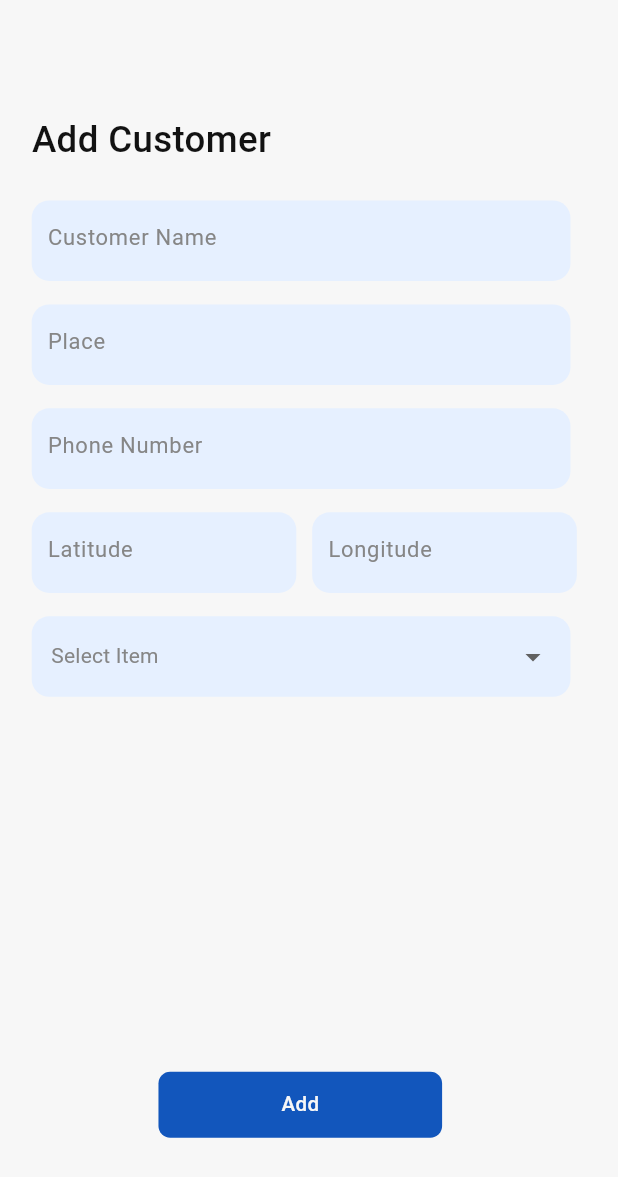
After one commit to safeer122/Water_Purifier, a Flutter app: the BottomNavigation screen opened directly, item 2 of the bottom bar chosen, after a tap on "Add New", on a phone screen of 412 x 824 dp. The commit adds this screen. Shown: the top 1177 px of the screen. Run offline on Flutter 3.47's test engine with Material 3 defaults, Android fonts, the phone set to English and light mode, and no system bars; drawn by our look-alikes of dropdown_button2; our stand-ins replace flutter_screenutil.

Commit message:
second commit

```diff
--- /dev/null
+++ b/lib/Ui/Add_costumer.dart
@@ -0,0 +1,253 @@
+import 'package:dropdown_button2/dropdown_button2.dart';
+import 'package:flutter/material.dart';
+import 'package:flutter_screenutil/flutter_screenutil.dart';
+class Addcustomer extends StatefulWidget {
+  const Addcustomer({super.key});
+
+  @override
+  State<Addcustomer> createState() => _AddcustomerState();
+}
+
+class _AddcustomerState extends State<Addcustomer> {
+  final List<String> items = [
+    'Aquaguard RO Water Purifier',
+    'KENT Supreme',
+    'Pureit RO Water Purifier',
+    'Aquaguard ASTOR RO',
+    "Livpure",
+    "Tata Swach 445666 12 L Ro Water Purifier"
+  ];
+  String? selectedValue;
+  @override
+  Widget build(BuildContext context) {
+    return Scaffold(
+               backgroundColor: Color(0xffF7F7F7),
+      body: SingleChildScrollView(
+        child: Padding(
+          padding:EdgeInsets.only(left: 20.w
+          ,top: 77.h),
+          child: Column(crossAxisAlignment: CrossAxisAlignment.start,
+            children: [
+              Text("Add Customer",
+              style: TextStyle(
+                fontWeight: FontWeight.w500,
+                fontSize: 25.sp,
+                color: Color(0xff121212)
+              ),),
+              SizedBox(height: 24.h,),
+              Container(
+                width: 340.w,
+                height: 55.h,
+                decoration: BoxDecoration(
+                  color: Color(0xffE6F0FF),
+                  borderRadius: BorderRadius.circular(12.r),
+                ),
+                child:
+                Padding(
+                  padding: EdgeInsets.only(left: 10.w),
+                  child: SizedBox(
+                    width: 300.w,
+                    child: TextFormField(
+                      decoration: InputDecoration(
+                          hintText: "Customer Name",
+                          hintStyle: TextStyle(
+                              fontWeight: FontWeight.w400,
+                              fontSize: 15.sp,
+                              color: Color(0xff868686)),
+                          focusedBorder: InputBorder.none,
+                          enabledBorder: InputBorder.none,
+                          disabledBorder: InputBorder.none),
+                    ),
+                  ),
+                ),
+              ),
+              SizedBox(height: 16.h,),
+              Container(
+                width: 340.w,
+                height: 55.h,
+                decoration: BoxDecoration(
+                  color: Color(0xffE6F0FF),
+                  borderRadius: BorderRadius.circular(12.r),
+                ),
+                child:
+                Padding(
+                  padding: EdgeInsets.only(left: 10.w),
+                  child: SizedBox(
+                    width: 300.w,
+                    child: TextFormField(
+                      decoration: InputDecoration(
+                          hintText: "Place",
+                          hintStyle: TextStyle(
+                              fontWeight: FontWeight.w400,
+                              fontSize: 15.sp,
+                              color: Color(0xff868686)),
+                          focusedBorder: InputBorder.none,
+                          enabledBorder: InputBorder.none,
+                          disabledBorder: InputBorder.none),
+                    ),
+                  ),
+                ),
+              ),
+              SizedBox(height: 16.h,),
+              Container(
+                width: 340.w,
+                height: 55.h,
+                decoration: BoxDecoration(
+                  color: Color(0xffE6F0FF),
+                  borderRadius: BorderRadius.circular(12.r),
+                ),
+                child:
+                Padding(
+                  padding: EdgeInsets.only(left: 10.w),
+                  child: SizedBox(
+                    width: 300.w,
+                    child: TextFormField(
+                      decoration: InputDecoration(
+                          hintText: "Phone Number",
+                          hintStyle: TextStyle(
+                              fontWeight: FontWeight.w400,
+                              fontSize: 15.sp,
+                              color: Color(0xff868686)),
+                          focusedBorder: InputBorder.none,
+                          enabledBorder: InputBorder.none,
+                          disabledBorder: InputBorder.none),
+                    ),
+                  ),
+                ),
+              ),
+              SizedBox(height: 16.h,),
+              Row(
+                children: [
+                  Container(
+                    width: 167.w,
+                    height: 55.h,
+                    decoration: BoxDecoration(
+                      color: Color(0xffE6F0FF),
+                      borderRadius: BorderRadius.circular(12.r),
+                    ),
+                    child:
+                    Padding(
+                      padding: EdgeInsets.only(left: 10.w),
+                      child: SizedBox(
+                        width: 150.w,
+                        child: TextFormField(
+                          decoration: InputDecoration(
+                              hintText: "Latitude",
+                              hintStyle: TextStyle(
+                                  fontWeight: FontWeight.w400,
+                                  fontSize: 15.sp,
+                                  color: Color(0xff868686)),
+                              focusedBorder: InputBorder.none,
+                              enabledBorder: InputBorder.none,
+                              disabledBorder: InputBorder.none),
+                        ),
+                      ),
+                    ),
+                  ),
+                  SizedBox(width: 10.w,),
+                  Container(
+                    width: 167.w,
+                    height: 55.h,
+                    decoration: BoxDecoration(
+                      color: Color(0xffE6F0FF),
+                      borderRadius: BorderRadius.circular(12.r),
+                    ),
+                    child:
+                    Padding(
+                      padding: EdgeInsets.only(left: 10.w),
+                      child: SizedBox(
+                        width: 150.w,
+                        child: TextFormField(
+                          decoration: InputDecoration(
+                              hintText: "Longitude",
+                              hintStyle: TextStyle(
+                                  fontWeight: FontWeight.w400,
+                                  fontSize: 15.sp,
+                                  color: Color(0xff868686)),
+                              focusedBorder: InputBorder.none,
+                              enabledBorder: InputBorder.none,
+                              disabledBorder: InputBorder.none),
+                        ),
+                      ),
+                    ),
+                  ),
+                ],
+              ),
+              SizedBox(height: 16.h,),
+              Container(
+                width: 340.w,
+                height: 55.h,
+                decoration: BoxDecoration(
+                  color: Color(0xffE6F0FF),
+                  borderRadius: BorderRadius.circular(12.r),
+                ),
+                child:
+                DropdownButtonHideUnderline(
+                  child: DropdownButton2<String>(
+                    isExpanded: true,
+                    hint: Text(
+                      'Select Item',
+                      style: TextStyle(
+                        fontSize: 14,
+                        fontWeight: FontWeight.w400,
+                        color: Color(0xff868686),
+                      ),
+                    ),
+                    items: items
+                        .map((String item) => DropdownMenuItem<String>(
+                      value: item,
+                      child: Text(
+                        item,
+                        maxLines: 1,
+                        overflow: TextOverflow.ellipsis,
+                        style: TextStyle(
+                          fontSize: 14,
+                          fontWeight: FontWeight.w400,
+                          color: Color(0xff656565)
+                        ),
+                      ),
+
+                    ))
+                        .toList(),
+                    value: selectedValue,
+                    onChanged: (String? value) {
+                      setState(() {
+                        selectedValue = value;
+                      });
+                    },
+                    buttonStyleData: const ButtonStyleData(
+                      padding: EdgeInsets.symmetric(horizontal: 13),
+                      height: 40,
+                      width: 140,
+                    ),
+                    menuItemStyleData: const MenuItemStyleData(
+                      height: 40,
+
+                    ),
+                  ),
+                ),
+              ),
+              Padding(
+                padding:EdgeInsets.only(left: 80.w,top: 250),
+                child: Container(
+                  width: 179.w,
+                  height: 45.h,
+                  alignment: Alignment.center,
+                  decoration: BoxDecoration(
+                    color: Color(0xff1256BC),
+                    borderRadius: BorderRadius.circular(8.r)
+                  ),
+                  child: Text("Add",style: TextStyle(
+                    fontWeight: FontWeight.w500,
+                    fontSize: 14.sp,
+                    color: Color(0xffF7F7F7)
+                  ),),
+                ),
+              )
+            ],
+          ),
+        ),
+      ),
+    );
+  }
+}
--- /dev/null
+++ b/lib/Ui/Bottomnavigation.dart
@@ -0,0 +1,59 @@
+import 'package:flutter/material.dart';
+import 'package:water_purifier/Ui/Dues.dart';
+import 'package:water_purifier/Ui/customer.dart';
+import 'package:water_purifier/Ui/services.dart';
+import 'package:water_purifier/Ui/test.dart';
+class BottomNavigation extends StatefulWidget {
+  const BottomNavigation({super.key});
+
+  @override
+  State<BottomNavigation> createState() => _BottomNavigationState();
+}
+int _currentIndex=0;
+final screens=[Homepage(),Customer(),Dues(),Test()];
+class _BottomNavigationState extends State<BottomNavigation> {
+  @override
+  Widget build(BuildContext context) {
+    return Scaffold(
+      bottomNavigationBar: BottomNavigationBar(
+        type: BottomNavigationBarType.fixed,
+        showSelectedLabels: true,
+        showUnselectedLabels: true,
+        selectedItemColor: Color(0xff1256BC),
+        backgroundColor: Color(0xffF7F7F7),
+        selectedFontSize: 12,
+        unselectedFontSize: 12,
+        iconSize: 28,
+        currentIndex: _currentIndex,
+        items: [
+          BottomNavigationBarItem(
+            label: "SERVICE",
+            icon: ImageIcon(AssetImage("asset/Service.png")),
+            activeIcon: ImageIcon(AssetImage("asset/Service1.png"))
+
+          ),
+          BottomNavigationBarItem(
+              label: "CUSTOMER",
+            icon: ImageIcon(AssetImage("asset/people.png")),
+              activeIcon: ImageIcon(AssetImage("asset/Costumer.png"))
+          ),
+          BottomNavigationBarItem(
+            label: "DUES",
+            icon: ImageIcon(AssetImage("asset/Dues.png")),
+              activeIcon: ImageIcon(AssetImage("asset/Dues1.png"))
+          ),
+          BottomNavigationBarItem(
+            label: "TEST",
+            icon: ImageIcon(AssetImage("asset/Test.png")),
+              activeIcon: ImageIcon(AssetImage("asset/Test1.png"))
+          ),
+        ],
+        onTap: (index){
+          setState(() {
+            _currentIndex =index;
+          });
+        },
+      ), body: screens[_currentIndex],
+    );
+  }
+}
--- a/lib/Ui/Login_page.dart
+++ b/lib/Ui/Login_page.dart
@@ -3,6 +3,8 @@ import 'dart:developer';
 import 'package:flutter/material.dart';
 import 'package:flutter_screenutil/flutter_screenutil.dart';
 import 'package:water_purifier/Ui/services.dart';
+
+import 'Bottomnavigation.dart';
 class Loginpage extends StatefulWidget {
   const Loginpage({super.key});
 
@@ -93,7 +95,7 @@ class _LoginpageState extends State<Loginpage> {
                         child: GestureDetector(
                           onTap: (){
                             Navigator.of(context)
-                                .push(MaterialPageRoute(builder: (_)=>Services()));
+                                .push(MaterialPageRoute(builder: (_)=>BottomNavigation()));
                           },
                           child: Container(
                             width: 230.w,
--- /dev/null
+++ b/lib/Ui/customer.dart
@@ -0,0 +1,161 @@
+import 'package:flutter/material.dart';
+import 'package:flutter_screenutil/flutter_screenutil.dart';
+import 'package:water_purifier/Ui/Add_costumer.dart';
+
+class Customer extends StatefulWidget {
+  const Customer({super.key});
+
+  @override
+  State<Customer> createState() => _CustomerState();
+}
+
+class _CustomerState extends State<Customer> {
+  @override
+  Widget build(BuildContext context) {
+    return Scaffold(
+      backgroundColor: Color(0xffF7F7F7),
+      body: Padding(
+        padding: EdgeInsets.only(left: 20.w, top: 70.h,right: 20.w),
+        child: Column(
+          children: [
+            Row(
+              children: [
+                Container(
+                  width: 242.w,
+                  height: 44.h,
+                  decoration: BoxDecoration(
+                      color: Color(0xffE6F0FF),
+                      borderRadius: BorderRadius.circular(8.r)),
+                  child: Row(
+                    children: [
+                      SizedBox(
+                        width: 10.w,
+                      ),
+                      Icon(
+                        Icons.search_rounded,
+                        color: Color(0xff999999),
+                        size: 28.h,
+                      ),
+                      SizedBox(
+                        width: 5.w,
+                      ),
+                      SizedBox(
+                        width: 190.w,
+                        child: TextFormField(
+                          decoration: InputDecoration(
+                              hintText: "search customer",
+                              hintStyle: TextStyle(
+                                  fontWeight: FontWeight.w400,
+                                  fontSize: 16.sp,
+                                  color: Color(0xff999999)),
+                              focusedBorder: InputBorder.none,
+                              enabledBorder: InputBorder.none,
+                              disabledBorder: InputBorder.none),
+                        ),
+                      ),
+                    ],
+                  ),
+                ),
+                SizedBox(width: 20.w,),
+                GestureDetector(
+                  onTap: (){
+                    Navigator.of(context)
+                        .push(MaterialPageRoute(builder: (_)=>Addcustomer()));
+                  },
+                  child: Container(
+                    width: 88.w,
+                    height: 44.h,
+                    alignment: Alignment.center,
+                    decoration: BoxDecoration(
+                        color: Color(0xff1256BC),
+                        borderRadius: BorderRadius.circular(8.r)),
+                    child: Row(
+                      children: [
+                        SizedBox(width: 7.w,),
+                       ImageIcon(AssetImage("asset/person.png",),color: Color(0xffFFFFFF),size: 15.h,),
+                        SizedBox(width: 4,),
+                        Text("Add New",
+                        style: TextStyle(
+                          fontSize: 12.sp,
+                          fontWeight: FontWeight.w400,
+                          color: Color(0xffF7F7F7)
+                        ),)
+                      ],
+                    ),
+                  ),
+                )
+              ],
+            ),
+              Expanded(
+              child: ListView.separated(
+         itemBuilder: (context, index) {
+            return    Container(
+              width: 350.w,
+              height: 107.h,
+              decoration: BoxDecoration(
+                color: Color(0xffE6F0FF),
+                borderRadius: BorderRadius.circular(16.r)
+              ),
+              child:Padding(
+                padding: EdgeInsets.only(left: 15.w,top: 16.h),
+                child: Row(
+                  children: [
+                    Column(crossAxisAlignment: CrossAxisAlignment.start,
+                      children: [
+                        Text("Muhammed jamsheer",style: TextStyle(
+                          fontWeight: FontWeight.w500,
+                          fontSize: 16.sp,
+                          color: Color(0xff121212)
+                        ),),
+                        SizedBox(height: 8.h,),
+                        Text("Up Hill, Malappuram",style: TextStyle(
+                          fontSize: 14.sp,
+                          fontWeight: FontWeight.w400,
+                          color: Color(0xff343434)
+                        ),),
+                        SizedBox(height: 4.h,),
+                        Text("91+980822435",style: TextStyle(
+                            fontSize: 14.sp,
+                            fontWeight: FontWeight.w400,
+                            color: Color(0xff343434)
+                        ),)
+                      ],
+                    ),
+                Padding(
+                  padding: EdgeInsets.only(left: 82.w,top: 40.h),
+                  child: Container(
+                    width: 67.w,
+                    height: 25.h,
+                    alignment: Alignment.center,
+                    decoration: BoxDecoration(
+                        color: Color(0xffF7F7F7),
+                        borderRadius: BorderRadius.circular(8.r)
+                    ),
+                    child: Text("Check ",style: TextStyle(
+                        fontSize: 12.sp,
+                        fontWeight: FontWeight.w400,
+                        color: Color(0xff1256BC)
+                    ),),
+                  ),
+                )
+                  ],
+                ),
+              ),
+            );
+             },
+                itemCount:5,
+                separatorBuilder: (BuildContext context, int index) {
+                  return SizedBox(
+                    height: 10.h,
+                  );
+                },
+
+
+              ),
+              ),
+          ],
+        ),
+      ),
+    );
+  }
+}
--- a/pubspec.yaml
+++ b/pubspec.yaml
@@ -36,6 +36,8 @@ dependencies:
   # Use with the CupertinoIcons class for iOS style icons.
   cupertino_icons: ^1.0.2
   flutter_screenutil: ^5.9.0
+  persistent_bottom_nav_bar: ^5.0.2
+  dropdown_button2: ^2.3.9
 
 dev_dependencies:
   flutter_test:
```
Also changed, not shown: lib/Ui/Dues.dart (added, +183 -0 lines), lib/Ui/services.dart (+4 -4 lines), lib/Ui/test.dart (added, +16 -0 lines), asset/Costumer.png (added), asset/Dues.png (added), asset/Dues1.png (added), asset/Service.png (added), asset/Service1.png (added), asset/Test.png (added), asset/Test1.png (added), asset/people.png (added), asset/person.png (added), pubspec.lock.
